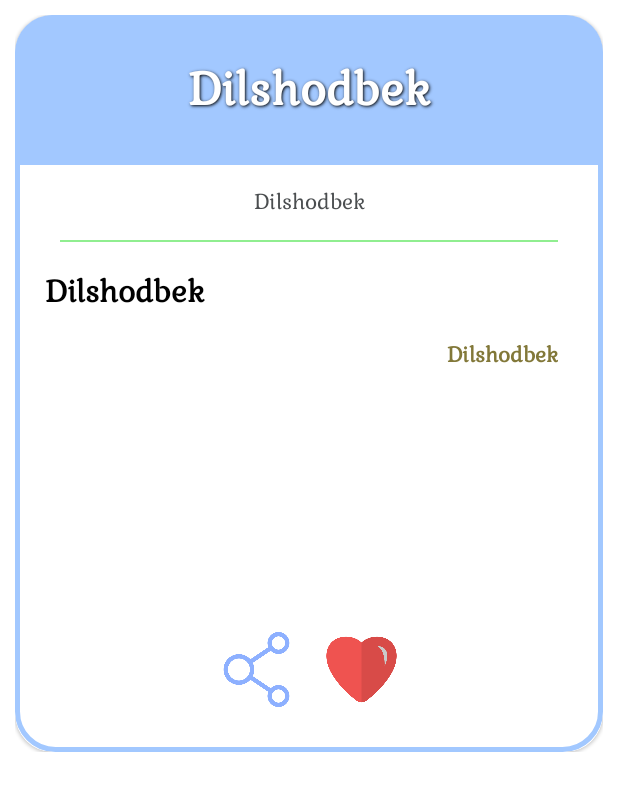
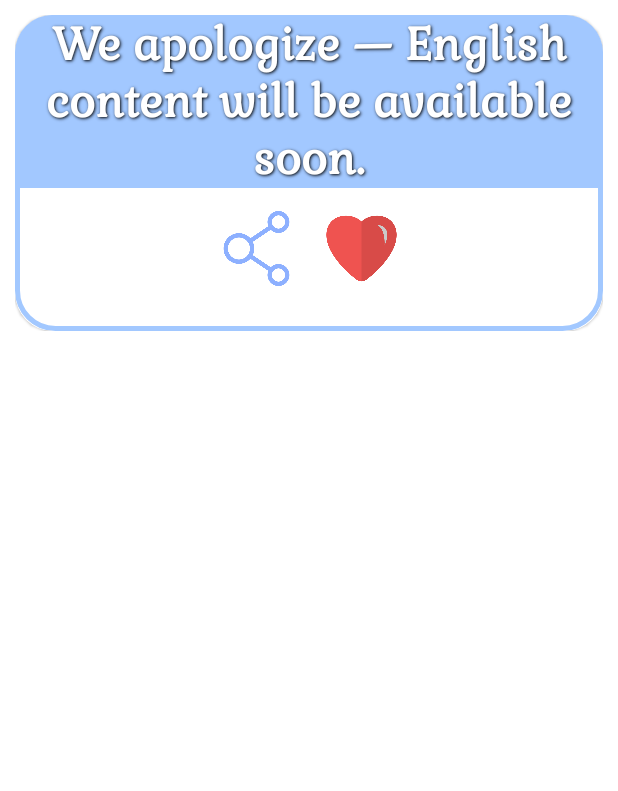
Before and after one commit to DanMurphyy/IsmlarManosi2023, an Android app: the layout fragment_meaning.xml on its own in the app's theme, with its tools: preview values and no code run, on a phone screen of 412 x 824 dp. Shown: the top 791 px of the screen. Run offline under Robolectric (Android 15) with nearby library versions, the phone set to English and light mode, and no system bars.

Commit message:
new release

```diff
--- a/app/build.gradle
+++ b/app/build.gradle
@@ -16,8 +16,8 @@ android {
         applicationId "com.hfad.ismlarmanosi2023"
         minSdk 24
         targetSdk 35
-        versionCode 7
-        versionName "4.3"
+        versionCode 8
+        versionName "4.4"
         testInstrumentationRunner "androidx.test.runner.AndroidJUnitRunner"
     }
 
--- a/app/src/main/AndroidManifest.xml
+++ b/app/src/main/AndroidManifest.xml
@@ -6,6 +6,9 @@
     <uses-permission android:name="android.permission.POST_NOTIFICATIONS" />
     <uses-permission android:name="android.permission.RECEIVE_BOOT_COMPLETED" />
     <uses-permission android:name="com.android.alarm.permission.SET_ALARM" />
+    <queries>
+        <package android:name="com.danmurphyy.masjidgo" />
+    </queries>
 
     <application
         android:name=".MyApp"
--- a/app/src/main/java/com/hfad/ismlarmanosi2023/fragments/quotes/QuoteFragment.kt
+++ b/app/src/main/java/com/hfad/ismlarmanosi2023/fragments/quotes/QuoteFragment.kt
@@ -231,12 +231,12 @@ class QuoteFragment : Fragment() {
         shareIntent.type = "image/jpeg"
         shareIntent.putExtra(
             Intent.EXTRA_STREAM, FileProvider.getUriForFile(
-                requireContext(), "com.danmurphyy.masjidgo" + ".provider", file
+                requireContext(), "com.hfad.ismlarmanosi2023" + ".provider", file
             )
         )
         shareIntent.putExtra(
             Intent.EXTRA_TEXT,
-            getString(R.string.link_for_app) + "https://play.google.com/store/apps/details?id=com.danmurphyy.masjidgo"
+            getString(R.string.link_for_app) + "https://play.google.com/store/apps/details?id=com.hfad.ismlarmanosi2023"
         )
         shareIntent.addFlags(Intent.FLAG_GRANT_READ_URI_PERMISSION)
 
--- a/app/src/main/java/com/hfad/ismlarmanosi2023/remote/Constants.kt
+++ b/app/src/main/java/com/hfad/ismlarmanosi2023/remote/Constants.kt
@@ -1,10 +1,10 @@
 package com.hfad.ismlarmanosi2023.remote
 
 object Constants {
-    const val VERSION_NAME = "4.3"
+    const val VERSION_NAME = "4.4"
     const val REMOTE = "remote"
     const val APPPREFS = "app_prefs"
-    const val REMOTECONFIGID = "iq6tV8T1TtWZ1ZW4r0ii"
+    const val REMOTECONFIGID = "HwlLXphx01VTt7KGXUZX"
     const val QUESTION_POSITION = "quote_position"
-
+    const val KEY_BANNER_SHOWN = "shown_banner_key"
 }
--- a/app/src/main/java/com/hfad/ismlarmanosi2023/remote/model/RemoteConfigModel.kt
+++ b/app/src/main/java/com/hfad/ismlarmanosi2023/remote/model/RemoteConfigModel.kt
@@ -3,6 +3,7 @@ package com.hfad.ismlarmanosi2023.remote.model
 data class RemoteConfigModel(
     var id: String = "1",
     var versionName: String = "0",
+    var banner: BannerModel = BannerModel(),
 ) {
-    constructor() : this("1", "0")
+    constructor() : this("1", "0", BannerModel())
 }
--- a/app/src/main/res/layout/fragment_meaning.xml
+++ b/app/src/main/res/layout/fragment_meaning.xml
@@ -27,6 +27,13 @@
                 android:layout_gravity="center"
                 app:adSize="BANNER"
                 app:adUnitId="ca-app-pub-8558811277281829/7356706337" />
+
+            <LinearLayout
+                android:id="@+id/ll_content"
+                android:layout_width="match_parent"
+                android:layout_height="wrap_content"
+                android:visibility="gone"
+                android:orientation="vertical">
 
                 <TextView
                     android:id="@+id/meaning_name"
@@ -90,6 +97,24 @@
                     android:layout_gravity="center"
                     android:backgroundTint="@color/white" />
 
+            </LinearLayout>
+
+            <TextView
+                android:id="@+id/txt_no_content"
+                android:layout_width="match_parent"
+                android:layout_height="wrap_content"
+                android:background="@color/background"
+                android:gravity="center"
+                android:shadowColor="@color/black"
+                android:shadowDx="1"
+                android:shadowDy="1"
+                android:shadowRadius="2"
+                android:text="@string/no_english_content"
+                android:textAlignment="center"
+                android:textColor="@color/white"
+                android:textSize="30sp"
+                android:textStyle="bold" />
+
             <LinearLayout
                 android:layout_width="wrap_content"
                 android:layout_height="wrap_content"
--- a/app/src/main/res/values/strings.xml
+++ b/app/src/main/res/values/strings.xml
@@ -42,5 +42,8 @@
     <string name="receive_notifications">In order to receive notifications, please grant notification permission.</string>
     <string name="cancel">Cancel</string>
     <string name="settings">Settings</string>
+    <string name="download_now">Download now</string>
+    <string name="an_app_is_available">🚀 New app, free for you! Download now and enjoy amazing features! 🎉</string>
+    <string name="no_english_content">We apologize — English content will be available soon.</string>
 
 </resources>
```
Also changed, not shown: app/src/main/java/com/hfad/ismlarmanosi2023/MainActivity.kt (+94 -4 lines), app/src/main/java/com/hfad/ismlarmanosi2023/fragments/liked/LikedFragment.kt (+17 -1 lines), app/src/main/java/com/hfad/ismlarmanosi2023/fragments/meaning/MeaningFragment.kt (+13 -0 lines), app/src/main/java/com/hfad/ismlarmanosi2023/remote/model/BannerModel.kt (added, +10 -0 lines), app/src/main/res/layout/bottom_sheet_banner.xml (added, +34 -0 lines), 2 other files. Lines whose indentation alone changed are shown as unchanged.
